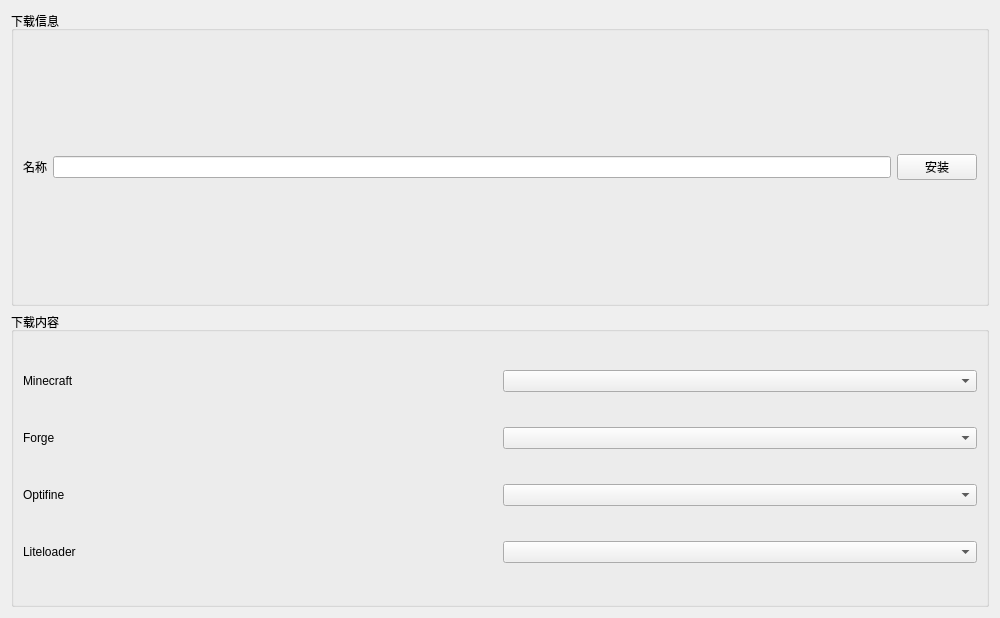
1604042736/FMCL, file Ui/Downloader/Minecraft.ui: the form before one commit.
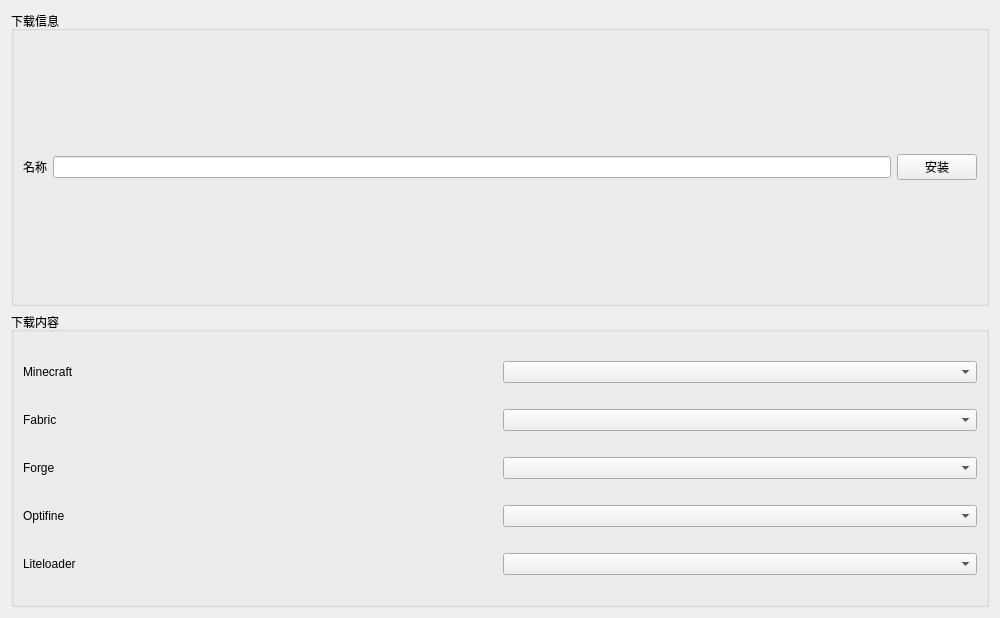
The form after the commit.

Commit message: Fabric support

```diff
--- a/Ui/Downloader/Minecraft.ui
+++ b/Ui/Downloader/Minecraft.ui
@@ -46,23 +46,39 @@
       <string>下载内容</string>
      </property>
      <layout class="QGridLayout" name="gridLayout_3">
-      <item row="1" column="0">
+      <item row="3" column="0">
+       <widget class="QLabel" name="label_3">
+        <property name="text">
+         <string>Optifine</string>
+        </property>
+       </widget>
+      </item>
+      <item row="2" column="0">
        <widget class="QLabel" name="label">
         <property name="text">
          <string>Forge</string>
         </property>
        </widget>
       </item>
-      <item row="3" column="0">
+      <item row="3" column="1">
+       <widget class="QComboBox" name="cb_optifine"/>
+      </item>
+      <item row="0" column="1">
+       <widget class="QComboBox" name="cb_minecraft"/>
+      </item>
+      <item row="4" column="0">
        <widget class="QLabel" name="label_4">
         <property name="text">
          <string>Liteloader</string>
         </property>
        </widget>
       </item>
-      <item row="1" column="1">
+      <item row="2" column="1">
        <widget class="QComboBox" name="cb_forge"/>
       </item>
+      <item row="4" column="1">
+       <widget class="QComboBox" name="cb_liteloader"/>
+      </item>
       <item row="0" column="0">
        <widget class="QLabel" name="label_5">
         <property name="text">
@@ -70,22 +86,16 @@
         </property>
        </widget>
       </item>
-      <item row="0" column="1">
-       <widget class="QComboBox" name="cb_minecraft"/>
-      </item>
-      <item row="3" column="1">
-       <widget class="QComboBox" name="cb_liteloader"/>
-      </item>
-      <item row="2" column="1">
-       <widget class="QComboBox" name="cb_optifine"/>
-      </item>
-      <item row="2" column="0">
-       <widget class="QLabel" name="label_3">
+      <item row="1" column="0">
+       <widget class="QLabel" name="label_6">
         <property name="text">
-         <string>Optifine</string>
+         <string>Fabric</string>
         </property>
        </widget>
       </item>
+      <item row="1" column="1">
+       <widget class="QComboBox" name="cb_fabric"/>
+      </item>
      </layout>
     </widget>
    </item>
```
The commit also changes 13 other files.
